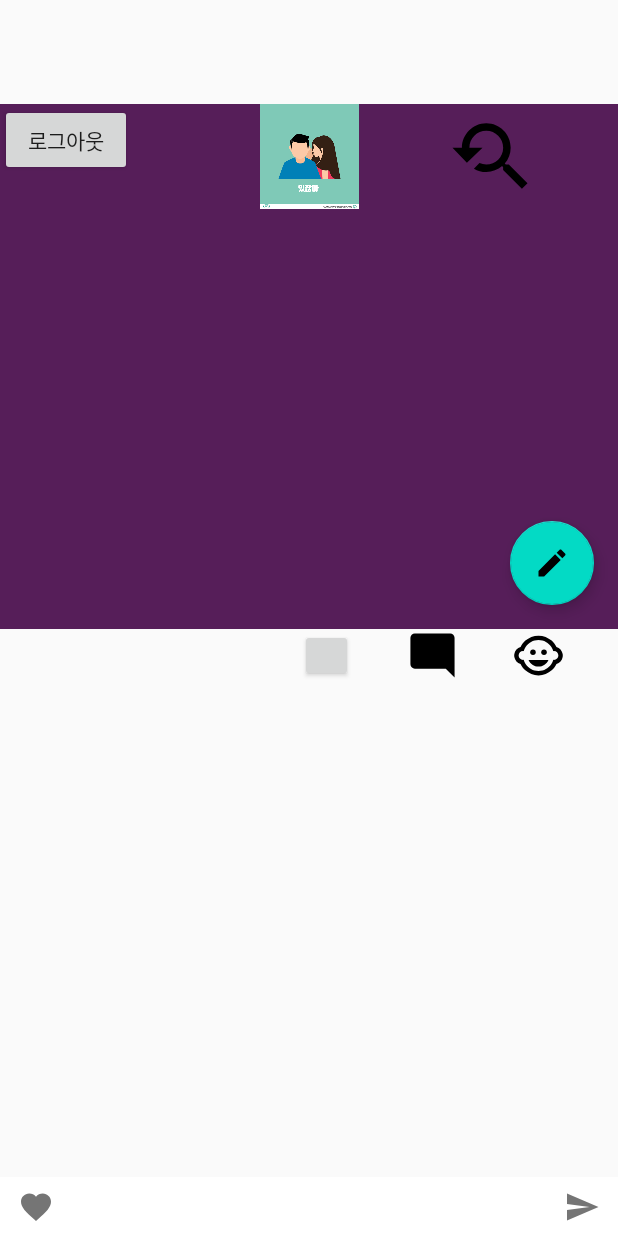
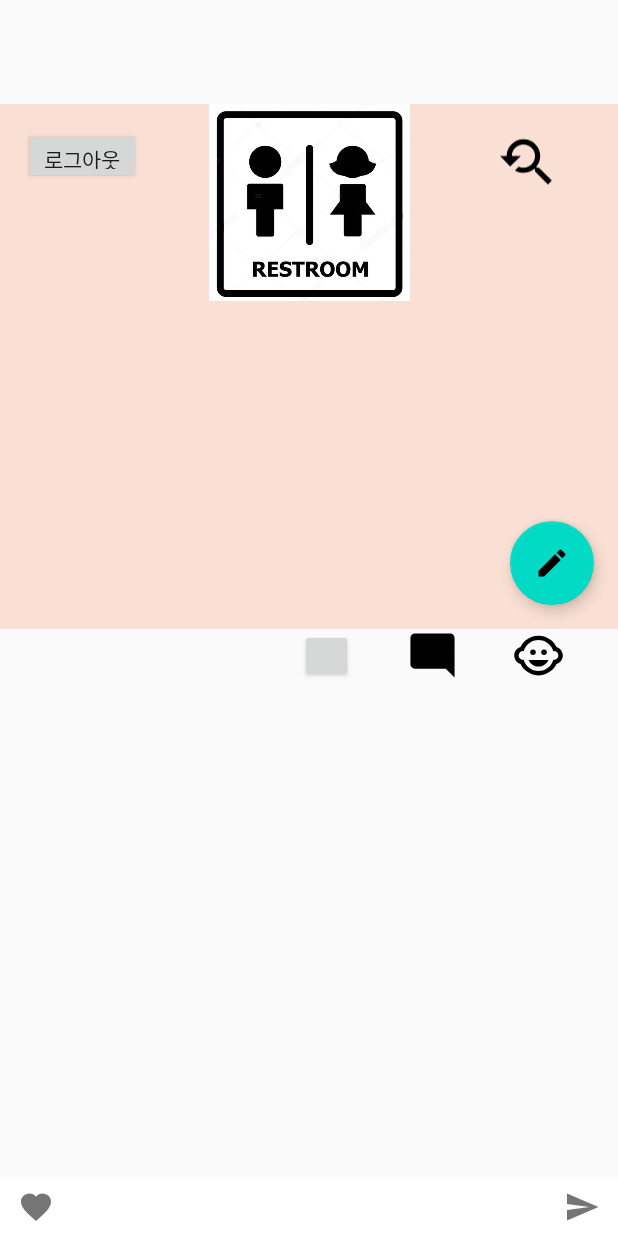
Before and after one commit to yangseongyeal2/Toeilet-Bowl, an Android app: the fragment Board placed in its activity, on a phone screen of 412 x 824 dp. Run offline under Robolectric (Android 15) with nearby library versions, the phone set to English and light mode, and no system bars; our stand-ins replace Firebase (no records; nobody signed in at launch, a user with empty details on screens opened directly), Volley; libraries missing offline, so code that uses them is left out: com.like, com.smarteist.autoimageslider; plain views replace FloatingActionButton, LikeButton, SliderView; pictures from the network do not load; 16 statements that could not run were skipped.

Commit message:
디자인완료

```diff
--- a/app/src/main/res/layout/board.xml
+++ b/app/src/main/res/layout/board.xml
@@ -6,23 +6,25 @@
     xmlns:tools="http://schemas.android.com/tools"
     android:layout_width="match_parent"
     android:layout_height="match_parent"
-    android:background="@color/colorPurple">
+    android:background="@color/main_background">
 
     <ImageView
         android:id="@+id/board_serch_ImageView"
-        android:layout_width="60dp"
-        android:layout_height="60dp"
+        android:layout_width="41dp"
+        android:layout_height="46dp"
         android:src="@drawable/ic_serch_24dp"
         app:layout_constraintBottom_toTopOf="@+id/Board_SwipeRefreshLayout"
         app:layout_constraintEnd_toEndOf="parent"
+        app:layout_constraintHorizontal_bias="0.559"
         app:layout_constraintStart_toEndOf="@+id/Board_profileURL"
-        app:layout_constraintTop_toTopOf="parent" />
+        app:layout_constraintTop_toTopOf="parent"
+        app:layout_constraintVertical_bias="0.188" />
 
     <ImageView
         android:id="@+id/Board_profileURL"
-        android:layout_width="70dp"
-        android:layout_height="70dp"
-        android:src="@drawable/eartalk"
+        android:layout_width="143dp"
+        android:layout_height="131dp"
+        android:src="@drawable/just_toilet"
         app:layout_constraintEnd_toEndOf="parent"
         app:layout_constraintStart_toStartOf="parent"
         app:layout_constraintTop_toTopOf="parent" />
@@ -55,8 +57,10 @@
 
     <Button
         android:id="@+id/Board_logoutBtn"
-        android:layout_width="wrap_content"
-        android:layout_height="wrap_content"
+        android:layout_width="78dp"
+        android:layout_height="37dp"
+        android:layout_marginStart="16dp"
+        android:layout_marginTop="16dp"
         android:text="@string/로그아웃"
         app:layout_constraintStart_toStartOf="parent"
         app:layout_constraintTop_toTopOf="parent" />
--- a/app/src/main/res/values/colors.xml
+++ b/app/src/main/res/values/colors.xml
@@ -8,4 +8,6 @@
     <color name="colorWhite">#ffffff</color>
     <color name="colorGray">#e0e0e0</color>
     <color name="colorDarkGray">#b3b1b1</color>
+    <color name="colorDark">#000000</color>
+    <color name="main_background">#FAE0D4</color>
 </resources>
```
Also changed, not shown: app/src/main/res/layout/item_board.xml (+16 -14 lines), app/src/main/res/drawable/just_toilet.jpg (added), 1 other file.
